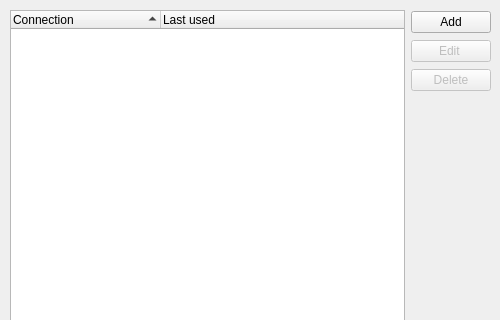
This is connection-editor/ui/connectioneditor.ui in KDE/networkmanagement as Qt 5 draws it before an edit; both pictures show x 0 to 500 and y 0 to 320 of the 500 by 500 pixel window. The edited form follows.
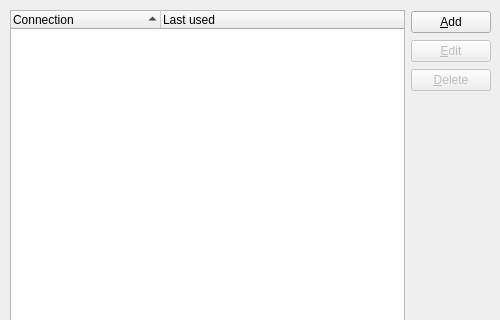
This is the edited form. Custom widgets are drawn as their Qt base class.

Commit message: fix UI files (buddies, tab order, ...)

```diff
--- a/connection-editor/ui/connectioneditor.ui
+++ b/connection-editor/ui/connectioneditor.ui
@@ -108,7 +108,7 @@
       <item>
        <widget class="KPushButton" name="addButton">
         <property name="text">
-         <string>Add</string>
+         <string>&amp;Add</string>
         </property>
         <property name="autoDefault">
          <bool>false</bool>
@@ -121,7 +121,7 @@
          <bool>false</bool>
         </property>
         <property name="text">
-         <string>Edit </string>
+         <string> &amp;Edit </string>
         </property>
        </widget>
       </item>
@@ -131,7 +131,7 @@
          <bool>false</bool>
         </property>
         <property name="text">
-         <string>Delete</string>
+         <string>&amp;Delete</string>
         </property>
        </widget>
       </item>
```
The commit also changes 3 other files.
